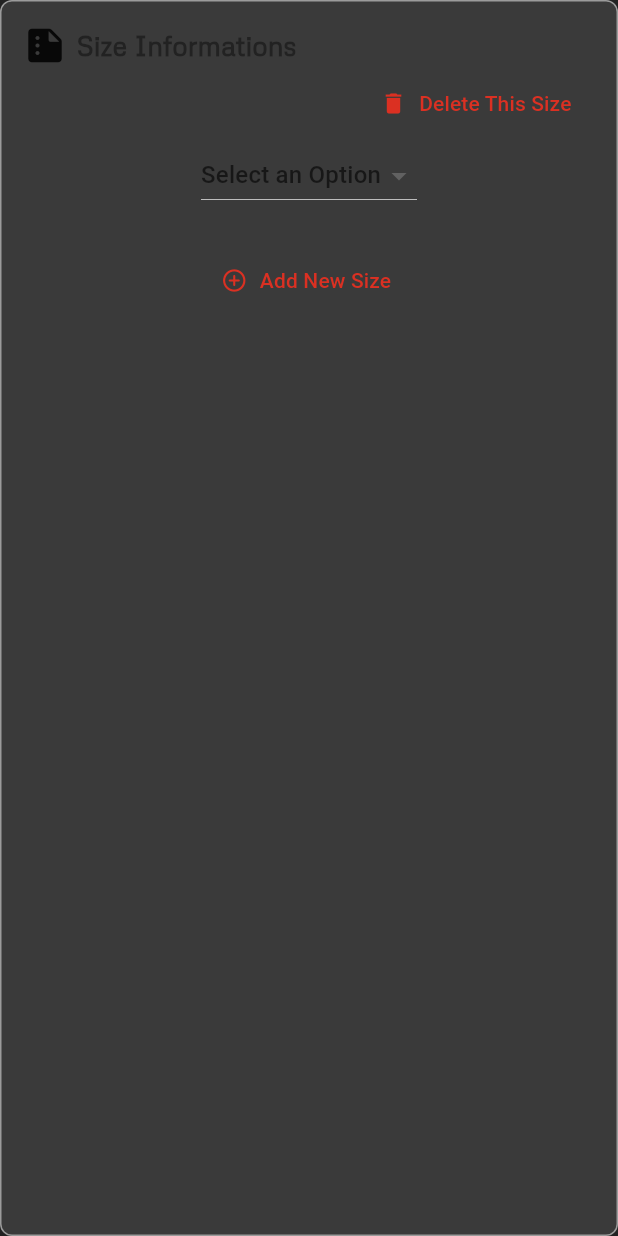
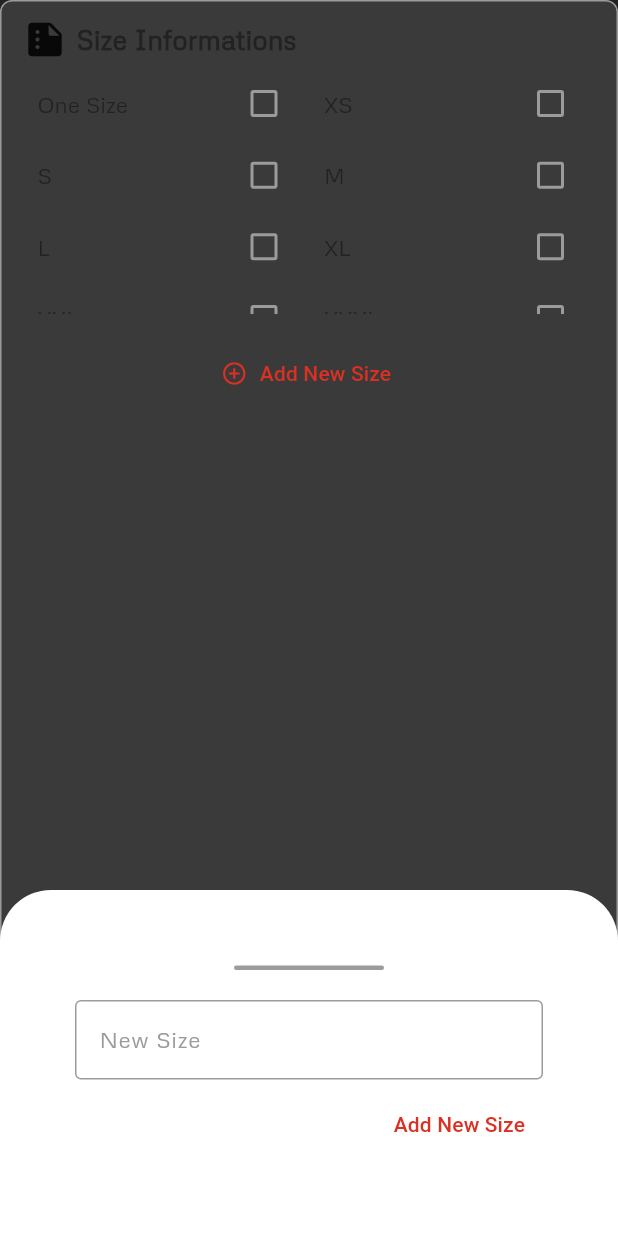
Before and after one commit to ahmedMetwaly/trendify-e-commerce-app, a Flutter app: the SizeInformations widget shown alone on an empty page, opened directly, after a tap on "Add New Size", on a phone screen of 412 x 824 dp. Run offline on Flutter 3.47's test engine with Material 3 defaults, Android fonts, the phone set to English and light mode, and no system bars; our stand-ins replace cloud_firestore, dio, firebase_auth, firebase_core, firebase_storage, flutter_bloc and 8 more; missing offline and left inert: flex_color_picker, flutter_facebook_auth, gif_view; accounts and stored records are empty.

Commit message:
add size section

```diff
--- a/lib/bloc/admin/size_management_bloc/size_bloc.dart
+++ b/lib/bloc/admin/size_management_bloc/size_bloc.dart
@@ -1,4 +1,3 @@
-import 'package:flutter/material.dart';
 import 'package:flutter_bloc/flutter_bloc.dart';
 
 import 'size_state.dart';
@@ -6,17 +5,39 @@ import 'size_state.dart';
 class AddSize extends Cubit<SizeStates> {
   AddSize() : super(SizesInitial());
 
+  Map<String, bool> sizes = {
+    "One Size": false,
+    "XS": false,
+    "S": false,
+    "M": false,
+    "L": false,
+    "XL": false,
+    "XXL": false,
+    "XXXL": false
+  };
   List<String> availableSizes = [];
-  List<TextEditingController> sizeDiscription = [TextEditingController()];
 
-  void addNewSize(String availableSize){
-    availableSizes.add(availableSize);
-    sizeDiscription.add(TextEditingController());
+  void addNewSize(String size) {
+    //  availableSizes.add();
+    final newSize = <String, bool>{size: true};
+    sizes.addEntries(newSize.entries);
+    print(sizes);
+    emit(AddNewSize());
+  }
+
+  void deleteSize(int index) {
+    availableSizes.removeAt(index);
+    emit(DeleteSize());
+  }
+
+  void addAvailableSize(int index, bool? value) {
+    if (value == true) {
+      sizes[sizes.keys.toList()[index]] = true;
+      availableSizes.add(sizes.keys.toList()[index]);
+    } else {
+      sizes[sizes.keys.toList()[index]] = false;
+      availableSizes.remove(sizes.keys.toList()[index]);
+    }
     emit(SizeAdded());
   }
-  void deleteSize(int index){
-    availableSizes.removeAt(index);
-    sizeDiscription.removeAt(index);
-    emit(DeleteSize());
-  }
 }
--- a/lib/bloc/admin/size_management_bloc/size_state.dart
+++ b/lib/bloc/admin/size_management_bloc/size_state.dart
@@ -7,3 +7,5 @@ class SizeLoading extends SizeStates {}
 class SizeAdded extends SizeStates {}
 
 class DeleteSize extends SizeStates {}
+
+class AddNewSize extends SizeStates{}
--- a/lib/l10n/intl_ar.arb
+++ b/lib/l10n/intl_ar.arb
@@ -110,5 +110,7 @@
     "addNewSize": "اضف مقاس جديد",
     "uploadMainImage": "أضف الصورة الرئيسية",
     "camera": "كاميرا",
-    "gallery": "معرض الصور"
+    "gallery": "معرض الصور",
+    "sizeDescription" : "وصف المقاس",
+    "newSize" : "مقاس جديد"
 }
--- a/lib/l10n/intl_en.arb
+++ b/lib/l10n/intl_en.arb
@@ -110,5 +110,7 @@
     "addNewSize": "Add New Size",
     "uploadMainImage": "Uplaod Main Image",
     "camera": "Camera",
-    "gallery": "Gallery"
+    "gallery": "Gallery",
+    "sizeDescription" : "Size Description",
+    "newSize" : "New Size"
 }
--- a/lib/view/screens/admin/screens/admin_home/widgets/size_info.dart
+++ b/lib/view/screens/admin/screens/admin_home/widgets/size_info.dart
@@ -3,6 +3,7 @@ import 'package:flutter_bloc/flutter_bloc.dart';
 import 'package:shop_app/bloc/admin/size_management_bloc/size_bloc.dart';
 import 'package:shop_app/bloc/admin/size_management_bloc/size_state.dart';
 import 'package:shop_app/view/screens/admin/screens/admin_home/widgets/size_options.dart';
+import 'package:shop_app/view/screens/signup/widgets/name.dart';
 import '../../../../../../generated/l10n.dart';
 import '../../../../../../resources/values_manager.dart';
 
@@ -16,7 +17,8 @@ class SizeInformations extends StatelessWidget {
     return BlocBuilder<AddSize, SizeStates>(
       builder: (context, state) => Container(
         width: double.infinity,
-        padding: const EdgeInsets.all(PaddingManager.pInternalPadding),
+        padding: const EdgeInsets.symmetric(
+            horizontal: PaddingManager.pInternalPadding, vertical: 10),
         decoration: BoxDecoration(
             color: Theme.of(context).colorScheme.outline.withOpacity(0.2),
             borderRadius: BorderRadius.circular(SizeManager.borderRadius),
@@ -36,32 +38,59 @@ class SizeInformations extends StatelessWidget {
                 ),
               ],
             ),
-            ListView.separated(
-                shrinkWrap: true,
-                physics: const NeverScrollableScrollPhysics(),
-                itemBuilder: (context, index) {
-                  return Column(
-                    children: [
-                      Align(
-                        alignment: Alignment.centerRight,
-                        child: TextButton.icon(
-                            onPressed: () =>
-                                context.read<AddSize>().deleteSize(index),
-                            icon: const Icon(Icons.delete),
-                            label: Text(S.current.deleteThisSize)),
-                      ),
-                      const SizeOptions(),
-                      const SizedBox(height: SizeManager.sSpace),
-                    ],
-                  );
-                },
-                separatorBuilder: (context, index) => const SizedBox(
-                      height: 10,
-                    ),
-                itemCount: context.read<AddSize>().availableSizes.length),
+            const SizeOptions(),
             const SizedBox(height: SizeManager.sSpace16),
             TextButton.icon(
-                onPressed: () => context.read<AddSize>().addNewSize(""),
+                onPressed: () {
+                  TextEditingController size = TextEditingController();
+                  showBottomSheet(
+                      context: context,
+                      backgroundColor: Colors.transparent,
+                      builder: (context) => Container(
+                            padding: const EdgeInsets.symmetric(horizontal: 50),
+                            height: MediaQuery.of(context).size.height * 0.28,
+                            clipBehavior: Clip.antiAliasWithSaveLayer,
+                            decoration: BoxDecoration(
+                                color: Theme.of(context)
+                                    .colorScheme
+                                    .inversePrimary,
+                                borderRadius: const BorderRadius.only(
+                                    topLeft: Radius.circular(
+                                        SizeManager.bottomSheetRadius),
+                                    topRight: Radius.circular(
+                                        SizeManager.bottomSheetRadius))),
+                            child: Column(
+                              crossAxisAlignment: CrossAxisAlignment.center,
+                              mainAxisAlignment: MainAxisAlignment.center,
+                              children: [
+                                Container(
+                                    width: 100,
+                                    height: 3,
+                                    decoration: BoxDecoration(
+                                      color:
+                                          Theme.of(context).colorScheme.outline,
+                                      borderRadius: BorderRadius.circular(
+                                          SizeManager.borderRadiusOfInputField),
+                                    )),
+                                const SizedBox(height: 20),
+                                Name(
+                                    nameController: size,
+                                    title: S.current.newSize),
+                                const SizedBox(height: SizeManager.sSpace),
+                                Align(
+                                  alignment: Alignment.bottomRight,
+                                  child: TextButton(
+                                      onPressed: () {
+                                        context.read<AddSize>().addNewSize(
+                                            size.text.toUpperCase());
+                                        Navigator.of(context).pop();
+                                      },
+                                      child: Text(S.current.addNewSize)),
+                                )
+                              ],
+                            ),
+                          ));
+                },
                 icon: const Icon(Icons.add_circle_outline_rounded),
                 label: Text(S.current.addNewSize))
           ],
--- a/lib/view/screens/admin/screens/admin_home/widgets/size_options.dart
+++ b/lib/view/screens/admin/screens/admin_home/widgets/size_options.dart
@@ -1,37 +1,25 @@
 import 'package:flutter/material.dart';
+import 'package:flutter_bloc/flutter_bloc.dart';
+import 'package:shop_app/bloc/admin/size_management_bloc/size_bloc.dart';
+import 'package:shop_app/bloc/admin/size_management_bloc/size_state.dart';
 
-class SizeOptions extends StatefulWidget {
+class SizeOptions extends StatelessWidget {
   const SizeOptions({super.key});
 
   @override
-  State<SizeOptions> createState() => _SizeOptionsState();
-}
-
-class _SizeOptionsState extends State<SizeOptions> {
-  String? _selectedValue;
-
-  @override
   Widget build(BuildContext context) {
-    return Center(
-      child: DropdownButton<String>(
-        value: _selectedValue,
-        items: const [
-          DropdownMenuItem(
-            value: 'value1',
-            child: Text('Option 1'),
-          ),
-          DropdownMenuItem(
-            value: 'value2',
-            child: Text('Option 2'),
-          ),
-        ],
-        onChanged: (String? newValue) {
-          setState(() {
-            _selectedValue = newValue;
-          });
-          print('Selected value: $_selectedValue');
-        },
-        hint: const Text('Select an Option'),
+    return BlocBuilder<AddSize, SizeStates>(
+      builder: (BuildContext context, SizeStates state) => SizedBox(
+        height: context.read<AddSize>().sizes.length * 21,
+        child: GridView.builder(
+            gridDelegate: const SliverGridDelegateWithFixedCrossAxisCount(
+                crossAxisCount: 2, childAspectRatio: 4),
+            itemBuilder: (context, index) => CheckboxListTile(
+                value: context.read<AddSize>().sizes.values.toList()[index],
+                title: Text(context.read<AddSize>().sizes.keys.toList()[index]),
+                onChanged: (value) =>
+                    context.read<AddSize>().addAvailableSize(index, value)),
+            itemCount: context.read<AddSize>().sizes.length),
       ),
     );
   }
--- a/lib/view/screens/admin/screens/admin_home/widgets/upload_main_image/upload_image.dart
+++ b/lib/view/screens/admin/screens/admin_home/widgets/upload_main_image/upload_image.dart
@@ -21,8 +21,7 @@ class UploadMainImage extends StatelessWidget {
                     context: context,
                     backgroundColor: Colors.transparent,
                     builder: (context) => Container(
-                      padding:
-                          const EdgeInsets.all(50),
+                      padding: const EdgeInsets.all(50),
                       height: MediaQuery.of(context).size.height * 0.25,
                       clipBehavior: Clip.antiAliasWithSaveLayer,
                       decoration: BoxDecoration(
@@ -41,14 +40,18 @@ class UploadMainImage extends StatelessWidget {
                                 child: GestureDetector(
                               onTap: () => context
                                   .read<AddProductBloc>()
-                                  .pickMainImage(ImageSource.camera),
+                                  .pickMainImage(ImageSource.camera)
+                                  .then(
+                                    (value) => Navigator.of(context).pop(),
+                                  ),
                               child: Container(
                                 padding: const EdgeInsets.all(
                                     PaddingManager.pInternalPadding),
                                 decoration: BoxDecoration(
                                   border: Border.all(
-                                      color:
-                                          Theme.of(context).colorScheme.primary),
+                                      color: Theme.of(context)
+                                          .colorScheme
+                                          .primary),
                                   borderRadius: BorderRadius.circular(
                                       SizeManager.borderRadius),
                                 ),
@@ -67,14 +70,17 @@ class UploadMainImage extends StatelessWidget {
                                 child: GestureDetector(
                               onTap: () => context
                                   .read<AddProductBloc>()
-                                  .pickMainImage(ImageSource.gallery),
+                                  .pickMainImage(ImageSource.gallery).then(
+                                    (value) => Navigator.of(context).pop(),
+                                  ),
                               child: Container(
                                 padding: const EdgeInsets.all(
                                     PaddingManager.pInternalPadding),
                                 decoration: BoxDecoration(
                                   border: Border.all(
-                                      color:
-                                          Theme.of(context).colorScheme.primary),
+                                      color: Theme.of(context)
+                                          .colorScheme
+                                          .primary),
                                   borderRadius: BorderRadius.circular(
                                       SizeManager.borderRadius),
                                 ),
```
Also changed, not shown: lib/generated/l10n.dart.
